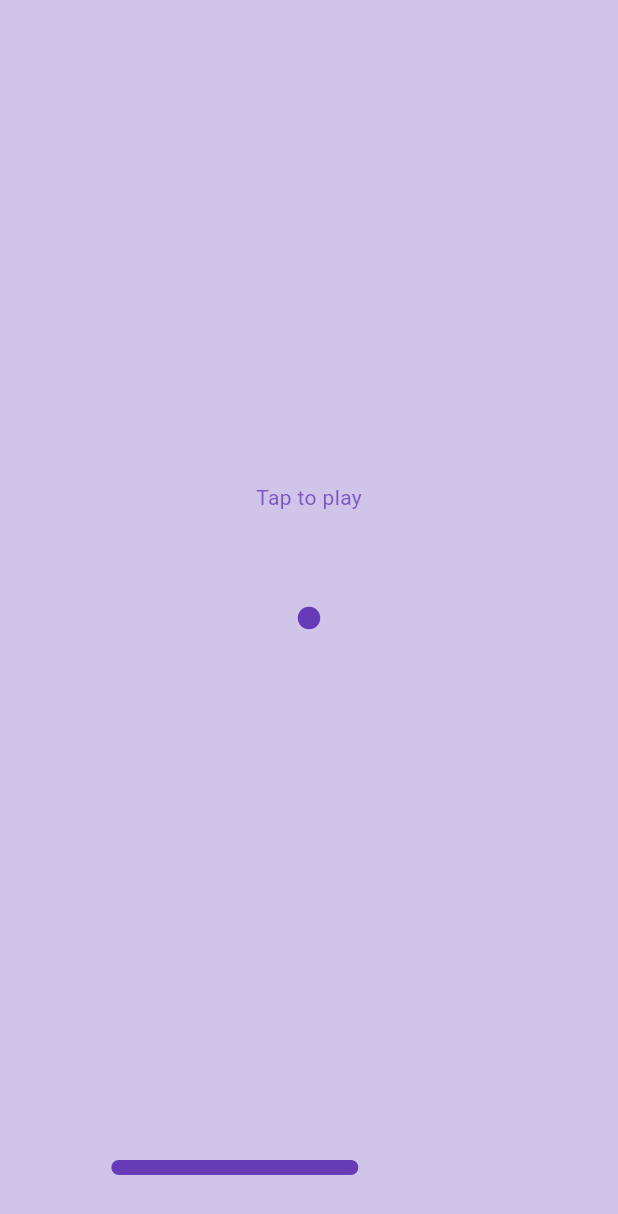
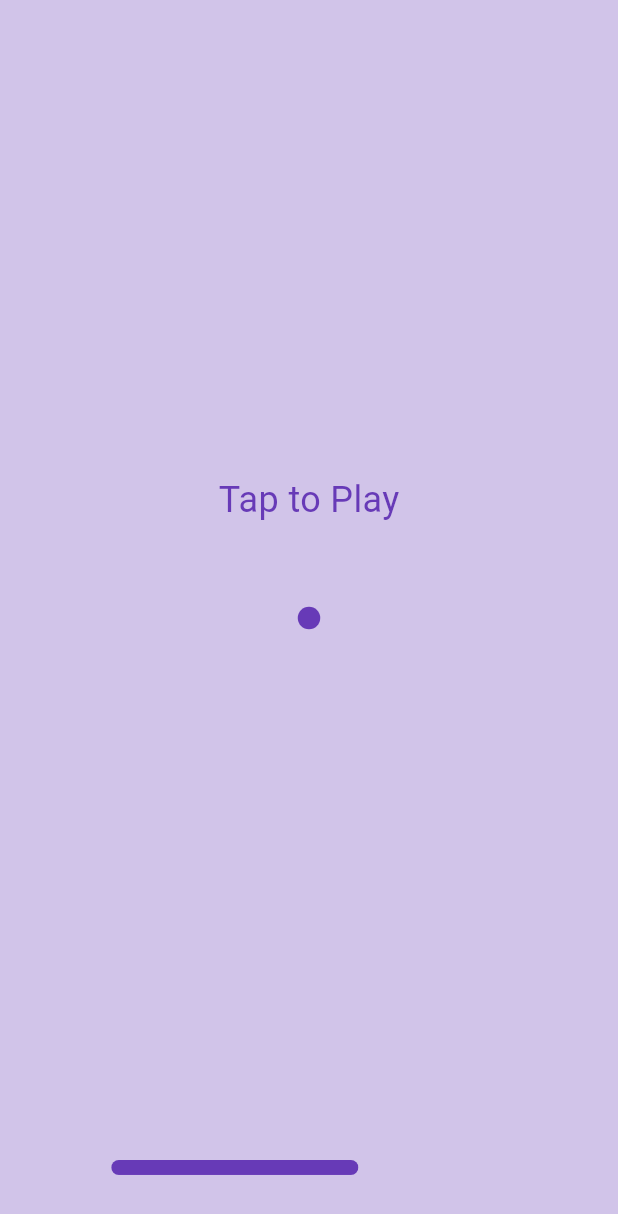
Before and after one commit to CLS11/brick-breaker, a Flutter app: the screen it shows after launch, on a phone screen of 412 x 824 dp. Shown: the top 1214 px of the screen. Run offline on Flutter 3.47's test engine with Material 3 defaults, Android fonts, the phone set to English and light mode, and no system bars.

Commit message:
Changed the text properties.

```diff
--- a/lib/cover_screen.dart
+++ b/lib/cover_screen.dart
@@ -1,22 +1,22 @@
 import 'package:flutter/material.dart';
+class CoverScreen extends StatelessWidget {
+  final bool hasGameStarted;
 
-// ignore: must_be_immutable
-class CoverScreen extends StatelessWidget {
-  bool hasGameStarted;
-  CoverScreen({super.key, required this.hasGameStarted});
+  const CoverScreen({super.key, required this.hasGameStarted});
 
   @override
   Widget build(BuildContext context) {
     return hasGameStarted
         ? Container()
         : Container(
-          alignment: Alignment(0, -0.2),
-          child: Text(
-            'Tap to play',
-            style: TextStyle(
-              color: Colors.deepPurple[400],
+            alignment: const Alignment(0, -0.2),
+            child: const Text(
+              'Tap to Play',
+              style: TextStyle(
+                color: Colors.deepPurple,
+                fontSize: 24,
+              ),
             ),
-          ),
-        );
+          );
   }
 }
```
